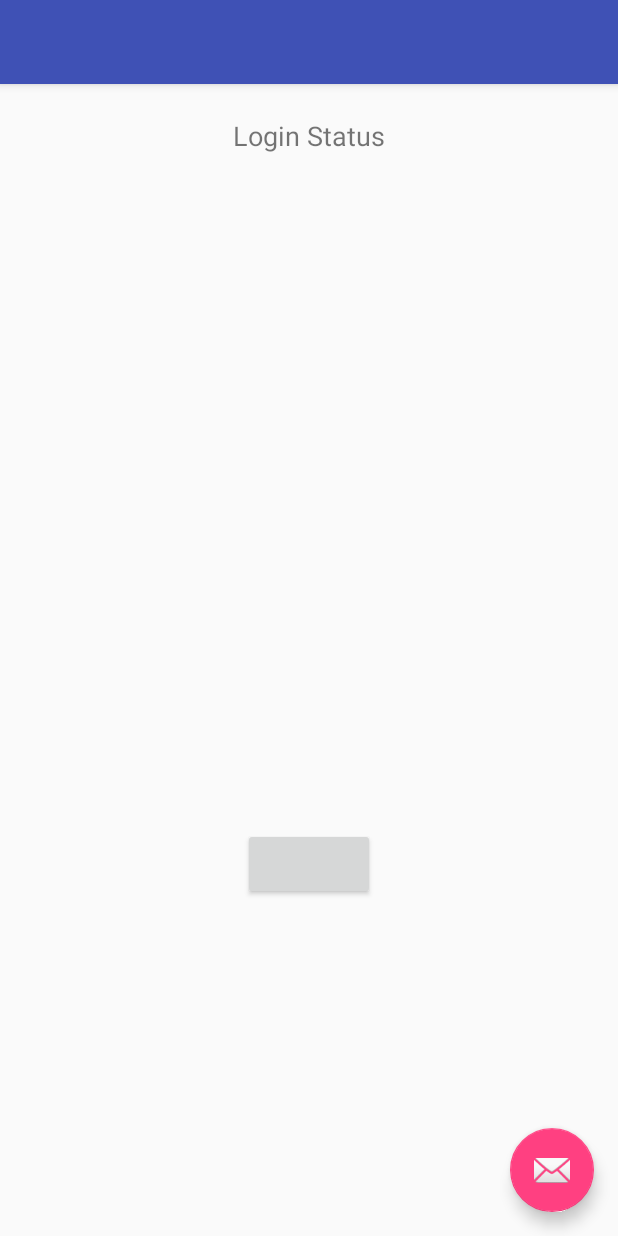
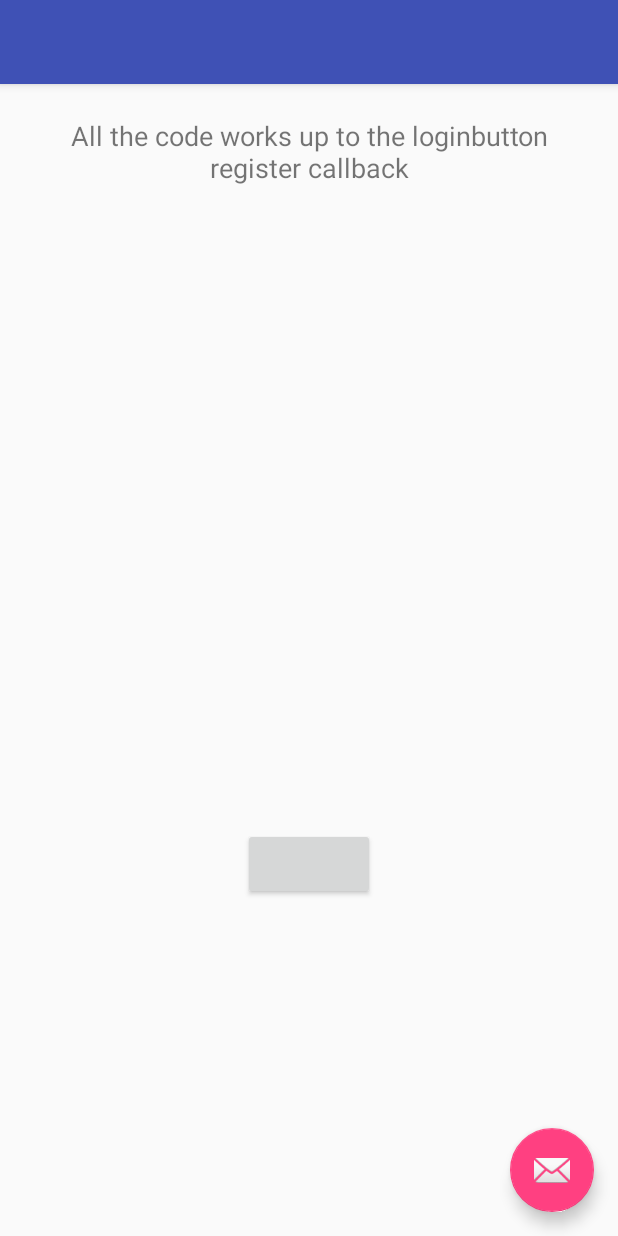
Before and after one commit to Jayhuang520/ScheduleBuddies, an Android app: the screen it shows after launch (MainActivity), on a phone screen of 412 x 824 dp. Run offline under Robolectric (Android 15) with nearby library versions, the phone set to English and light mode, and no system bars; libraries missing offline, so code that uses them is left out: com.facebook, com.facebook.appevents, com.facebook.login; plain views replace LoginButton; 4 statements that could not run were skipped.

Commit message:
Fixed Login

```diff
--- a/Facebook_AndroidStudio/WhatsHAP/app/build.gradle
+++ b/Facebook_AndroidStudio/WhatsHAP/app/build.gradle
@@ -21,13 +21,14 @@ android {
 
 dependencies {
     compile fileTree(dir: 'libs', include: ['*.jar'])
-    compile 'com.facebook.android:facebook-android-sdk:4.+'
 
     androidTestCompile('com.android.support.test.espresso:espresso-core:2.2.2', {
         exclude group: 'com.android.support', module: 'support-annotations'
     })
+    compile 'com.facebook.android:facebook-android-sdk:4.+'
     compile 'com.android.support:appcompat-v7:25.3.1'
     compile 'com.android.support.constraint:constraint-layout:1.0.2'
     compile 'com.android.support:design:25.3.1'
+    compile 'com.google.android.gms:play-services-maps:10.2.0'
     testCompile 'junit:junit:4.12'
 }
--- a/Facebook_AndroidStudio/WhatsHAP/app/src/main/java/com/example/jay/whatshap/MainActivity.java
+++ b/Facebook_AndroidStudio/WhatsHAP/app/src/main/java/com/example/jay/whatshap/MainActivity.java
@@ -18,10 +18,12 @@ import android.view.Menu;
 import android.view.MenuItem;
 import android.widget.TextView;
 
+import android.content.Intent;
+
 
 public class MainActivity extends AppCompatActivity {
 
-    private TextView info;
+    private TextView infoText;
     private LoginButton loginButton;
 
 
@@ -33,37 +35,33 @@ public class MainActivity extends AppCompatActivity {
         FacebookSdk.sdkInitialize(getApplicationContext());
         callbackManager = CallbackManager.Factory.create();
         setContentView(R.layout.activity_main);
-        info = (TextView)findViewById(R.id.info);
+        infoText = (TextView) findViewById(R.id.info1);
         loginButton = (LoginButton)findViewById(R.id.login_button);
 
+        infoText.setText("All the code works up to the loginbutton register callback");
         loginButton.registerCallback(callbackManager, new FacebookCallback<LoginResult>() {
             @Override
             public void onSuccess(LoginResult loginResult) {
-                info.setText("Login success");
+                infoText.setText("Login Success");
             }
 
             @Override
             public void onCancel() {
-                info.setText("Login attempt canceled.");
+                infoText.setText("Login attempt canceled.");
             }
 
+
             @Override
-            public void onError(FacebookException e) {
-                info.setText("Login attempt failed.");
-            }
-        });
-
-
-        FloatingActionButton fab = (FloatingActionButton) findViewById(R.id.fab);
-        fab.setOnClickListener(new View.OnClickListener() {
-            @Override
-            public void onClick(View view) {
-                Snackbar.make(view, "Replace with your own action", Snackbar.LENGTH_LONG)
-                        .setAction("Action", null).show();
+            public void onError(FacebookException error) {
+                infoText.setText("Login Attempt Failed");
             }
         });
     }
 
+    @Override
+    protected void onActivityResult(int requestCode, int resultCode, Intent data){
+        callbackManager.onActivityResult(requestCode, resultCode, data);
+    }
 
 
     @Override
--- a/Facebook_AndroidStudio/WhatsHAP/app/src/main/res/layout/activity_main.xml
+++ b/Facebook_AndroidStudio/WhatsHAP/app/src/main/res/layout/activity_main.xml
@@ -34,7 +34,7 @@
         android:padding="16dp">
 
         <TextView
-            android:id="@+id/info"
+            android:id="@+id/info1"
             android:layout_width="match_parent"
             android:layout_height="wrap_content"
             android:text="Login Status"
--- a/Facebook_AndroidStudio/WhatsHAP/app/src/main/res/values/strings.xml
+++ b/Facebook_AndroidStudio/WhatsHAP/app/src/main/res/values/strings.xml
@@ -1,5 +1,6 @@
 <resources>
     <string name="app_name">WhatsHAP</string>
     <string name="action_settings">Settings</string>
-    <string name="facebook_app_id">257965851340439</string>string>
+    <string name="facebook_app_id">257965851340439</string>
+    <string name="title_activity_maps">Map</string>string>
 </resources>
```
Also changed, not shown: Facebook_AndroidStudio/WhatsHAP/app/src/main/AndroidManifest.xml (+23 -1 lines).
